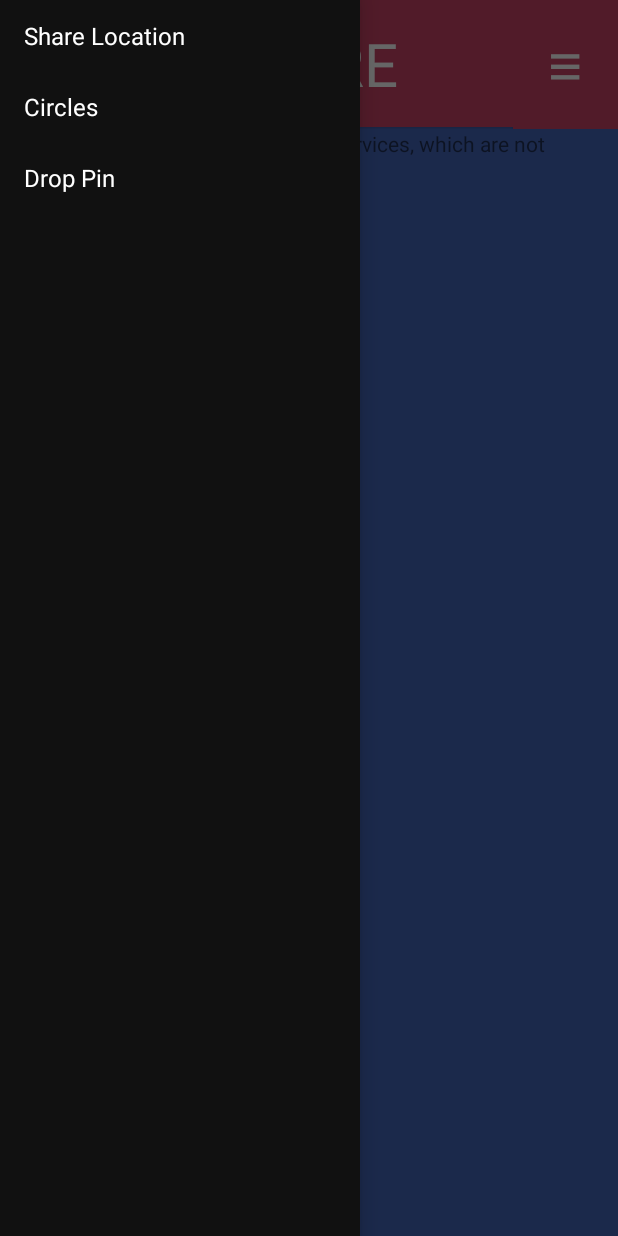
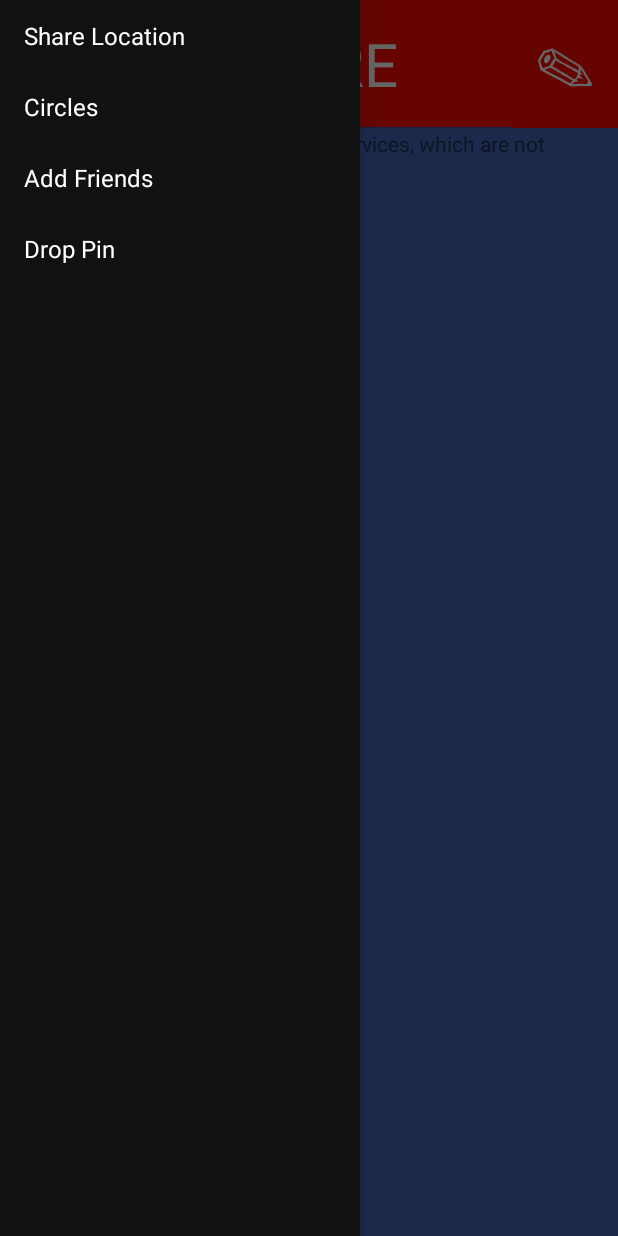
Before and after one commit to cmccord/Flare, an Android app: the screen it shows after launch (MapsActivity), with the side drawer open, on a phone screen of 412 x 824 dp. Run offline under Robolectric (Android 15) with nearby library versions, the phone set to English and light mode, and no system bars; libraries missing offline, so code that uses them is left out: com.firebase.client, com.google.maps.android; 9 statements that could not run were skipped.

Commit message:
kyle_red_buttonedits

```diff
--- a/app/src/main/java/sunglass/com/loco/MapsActivity.java
+++ b/app/src/main/java/sunglass/com/loco/MapsActivity.java
@@ -119,14 +119,24 @@ public class MapsActivity extends FragmentActivity {
                     }
                 }
         );
+//        mRightButton = (Button) findViewById(R.id.rightButton);
+//        mRightButton.setOnClickListener(
+//                new Button.OnClickListener() {
+//                    public void onClick(View v) {
+//                        mRightDrawer.openDrawer(mRightDrawerList);
+//                    }
+//                }
+//        );
         mRightButton = (Button) findViewById(R.id.rightButton);
-        mRightButton.setOnClickListener(
-                new Button.OnClickListener() {
-                    public void onClick(View v) {
-                        mRightDrawer.openDrawer(mRightDrawerList);
-                    }
-                }
-        );
+        mRightButton.setOnClickListener(new View.OnClickListener()
+        {
+            public void onClick(View v)
+            {
+                //updateLocation();
+                Intent i = new Intent(MapsActivity.this, editProfileActivity.class);
+                startActivity(i);
+            }
+        });
     }
 
     private void updateLocation() {
@@ -346,7 +356,6 @@ public class MapsActivity extends FragmentActivity {
         return mMap;
     }
 
-
     private boolean setUpGPS() {
         mLocationManager = (LocationManager) this.getSystemService(Context.LOCATION_SERVICE);
 
--- a/app/src/main/res/drawable/button_red.xml
+++ b/app/src/main/res/drawable/button_red.xml
@@ -2,6 +2,7 @@
 <shape xmlns:android="http://schemas.android.com/apk/res/android" android:shape="rectangle">
     <!--<stroke android:width="1dp" android:color="#FFF" />-->
     <!--<corners android:radius="6dp" />-->
-    <solid android:color="#C46"/>
+    <solid android:color="#ffff0d00"/>
+    <!--<solid android:color="#C46"/>-->
     <!--<gradient android:startColor="#B64" android:centerColor="#B64" android:endColor="#B64" android:angle="90" />-->
 </shape>
--- a/app/src/main/res/layout/activity_maps.xml
+++ b/app/src/main/res/layout/activity_maps.xml
@@ -46,7 +46,7 @@
                 android:id="@+id/rightButton"
                 android:layout_width="70dp"
                 android:layout_height="wrap_content"
-                android:text="@string/menu"
+                android:text="@string/pencil"
                 android:textColor="#fff"
                 android:padding="15dp"
                 android:fontFamily="sans-serif-thin"
@@ -54,6 +54,7 @@
                 android:textSize="40sp"
                 android:background="@drawable/button_red"
                 android:layout_gravity="left"/>
+
         </LinearLayout>
         <FrameLayout
             android:layout_width="fill_parent"
--- a/app/src/main/res/values/strings.xml
+++ b/app/src/main/res/values/strings.xml
@@ -15,6 +15,7 @@
     <string name="addFriends">Type Names or Circles</string>
     <string name="X">x</string>
     <string name="menu">\u2261</string>
+    <string name="pencil">\u270E</string>
     <string name="circle">o</string>
     <string name="share">Share Location</string>
     <string name="duration">Duration</string>
@@ -23,6 +24,7 @@
         name="leftmenu">
         <item>Share Location</item>
         <item>Circles</item>
+        <item>Add Friends</item>
         <item>Drop Pin</item>
     </string-array>
     <string-array
```
Also changed, not shown: 1 other file.
